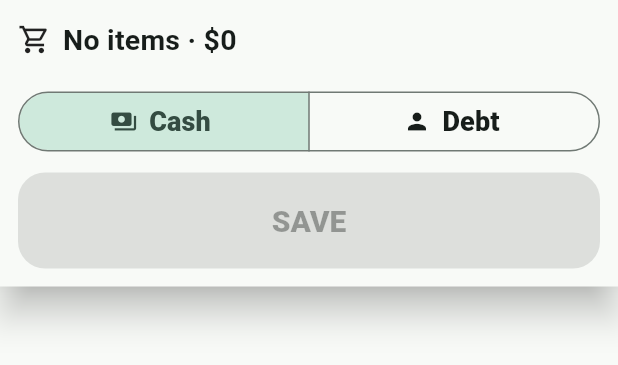
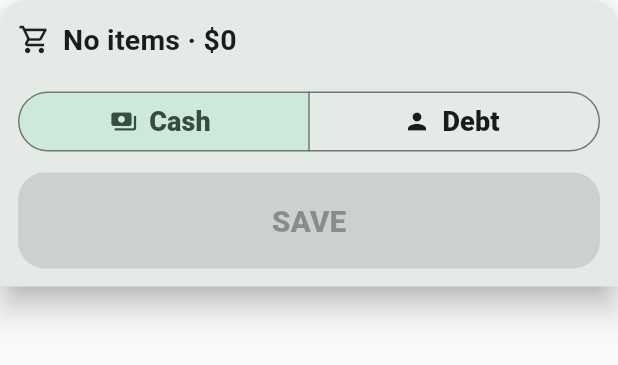
Before and after one commit to nouromar/dukan, a Flutter app: the _SaleCartStrip widget shown alone on an empty page, opened directly with empty values, on a phone screen of 412 x 824 dp. Shown: the top 365 px of the screen. Run offline on Flutter 3.47's test engine with Material 3 defaults, Android fonts, the phone set to English and light mode, and no system bars; our stand-ins replace supabase_flutter; accounts and stored records are empty.

Commit message:
Distinguish cart drawer from the page surface
The cart strip shared the same surface color as the scaffold body,
so it read as part of the page rather than a drawer on top of it.
Switches to surfaceContainerHigh (M3 token, a touch darker than
surface) and adds a top-corner radius so the cart looks anchored
to the bottom with a clear seam against the favorites grid.

Drops elevation 10 → 8 since the color contrast now carries the
visual hierarchy; the shadow was getting lost anyway on the same
surface color.

Co-Authored-By: Claude Opus 4.7 (1M context) <noreply@anthropic.com>

```diff
--- a/app/dukan/lib/sale/sale_screen.dart
+++ b/app/dukan/lib/sale/sale_screen.dart
@@ -426,8 +426,11 @@ class _SaleCartStrip extends StatelessWidget {
     final maxListHeight = MediaQuery.of(context).size.height * 0.25;
 
     return Material(
-      elevation: 10,
-      color: Theme.of(context).colorScheme.surface,
+      elevation: 8,
+      color: Theme.of(context).colorScheme.surfaceContainerHigh,
+      shape: const RoundedRectangleBorder(
+        borderRadius: BorderRadius.vertical(top: Radius.circular(18)),
+      ),
       child: Padding(
         padding: const EdgeInsets.fromLTRB(12, 4, 12, 12),
         child: Column(
```
